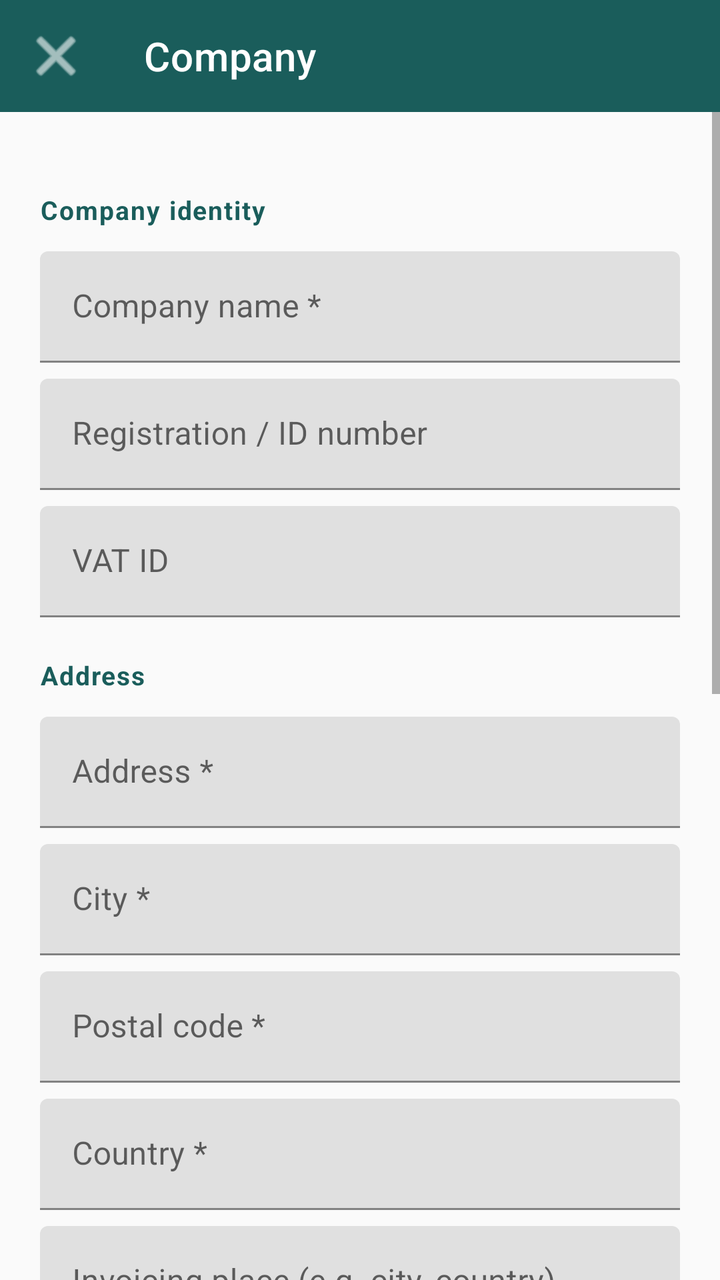
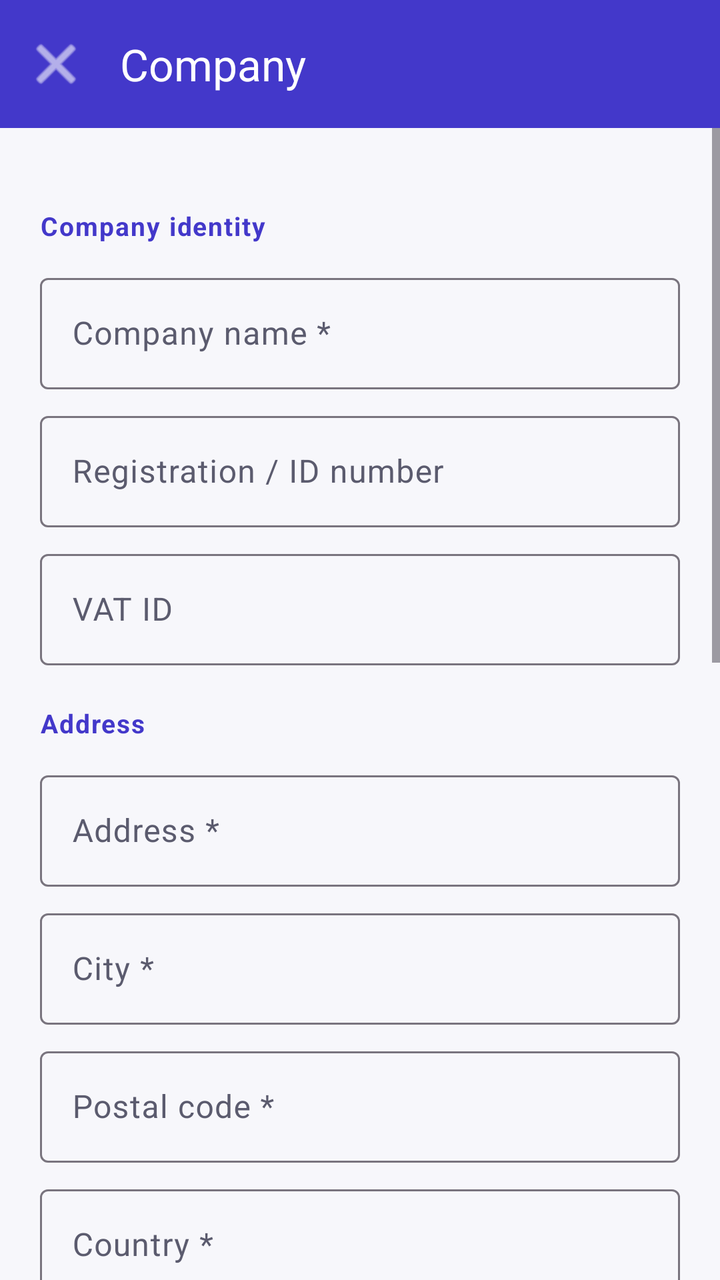

The first picture is an Android layout as it rendered before a commit; the second is the same layout after the commit. The layout source and the unified diff follow.
<!-- AndroidManifest.xml: application theme Theme.InvoiSuite -->
<!-- res/layout/activity_company_form.xml -->
<?xml version="1.0" encoding="utf-8"?>
<LinearLayout xmlns:android="http://schemas.android.com/apk/res/android"
    xmlns:app="http://schemas.android.com/apk/res-auto"
    android:layout_width="match_parent"
    android:layout_height="match_parent"
    android:orientation="vertical">

    <com.google.android.material.appbar.MaterialToolbar
        android:id="@+id/toolbar"
        android:layout_width="match_parent"
        android:layout_height="?attr/actionBarSize"
        android:background="@color/primary"
        app:title="Company"
        app:titleTextColor="@color/on_primary"
        app:navigationIcon="@android:drawable/ic_menu_close_clear_cancel"
        app:navigationIconTint="@color/on_primary" />

    <ScrollView
        android:layout_width="match_parent"
        android:layout_height="match_parent">

        <LinearLayout
            android:layout_width="match_parent"
            android:layout_height="wrap_content"
            android:orientation="vertical"
            android:padding="20dp">

            <TextView style="@style/SectionLabel" android:text="Company identity" />

            <com.google.android.material.textfield.TextInputLayout style="@style/FormField" android:hint="Company name *">
                <com.google.android.material.textfield.TextInputEditText android:id="@+id/nameInput" style="@style/FormInput" />
            </com.google.android.material.textfield.TextInputLayout>

            <com.google.android.material.textfield.TextInputLayout style="@style/FormField" android:hint="Registration / ID number">
                <com.google.android.material.textfield.TextInputEditText android:id="@+id/registrationNumberInput" style="@style/FormInput" />
            </com.google.android.material.textfield.TextInputLayout>

            <com.google.android.material.textfield.TextInputLayout style="@style/FormField" android:hint="VAT ID">
                <com.google.android.material.textfield.TextInputEditText android:id="@+id/vatIdInput" style="@style/FormInput" />
            </com.google.android.material.textfield.TextInputLayout>

            <TextView style="@style/SectionLabel" android:text="Address" />

            <com.google.android.material.textfield.TextInputLayout style="@style/FormField" android:hint="Address *">
                <com.google.android.material.textfield.TextInputEditText android:id="@+id/addressLineInput" style="@style/FormInput" />
            </com.google.android.material.textfield.TextInputLayout>

            <com.google.android.material.textfield.TextInputLayout style="@style/FormField" android:hint="City *">
                <com.google.android.material.textfield.TextInputEditText android:id="@+id/cityInput" style="@style/FormInput" />
            </com.google.android.material.textfield.TextInputLayout>

            <com.google.android.material.textfield.TextInputLayout style="@style/FormField" android:hint="Postal code *">
                <com.google.android.material.textfield.TextInputEditText android:id="@+id/postalCodeInput" style="@style/FormInput" />
            </com.google.android.material.textfield.TextInputLayout>

            <com.google.android.material.textfield.TextInputLayout style="@style/FormField" android:hint="Country *">
                <com.google.android.material.textfield.TextInputEditText android:id="@+id/countryInput" style="@style/FormInput" />
            </com.google.android.material.textfield.TextInputLayout>

            <com.google.android.material.textfield.TextInputLayout style="@style/FormField" android:hint="Invoicing place (e.g. city, country)">
                <com.google.android.material.textfield.TextInputEditText android:id="@+id/invoicingPlaceInput" style="@style/FormInput" />
            </com.google.android.material.textfield.TextInputLayout>

            <TextView style="@style/SectionLabel" android:text="Banking" />

            <com.google.android.material.textfield.TextInputLayout style="@style/FormField" android:hint="Bank name">
                <com.google.android.material.textfield.TextInputEditText android:id="@+id/bankNameInput" style="@style/FormInput" />
            </com.google.android.material.textfield.TextInputLayout>

            <com.google.android.material.textfield.TextInputLayout style="@style/FormField" android:hint="IBAN">
                <com.google.android.material.textfield.TextInputEditText android:id="@+id/ibanInput" style="@style/FormInput" />
            </com.google.android.material.textfield.TextInputLayout>

            <com.google.android.material.textfield.TextInputLayout style="@style/FormField" android:hint="BIC / SWIFT">
                <com.google.android.material.textfield.TextInputEditText android:id="@+id/bicInput" style="@style/FormInput" />
            </com.google.android.material.textfield.TextInputLayout>

            <TextView style="@style/SectionLabel" android:text="Invoicing defaults" />

            <TextView
                android:layout_width="match_parent"
                android:layout_height="wrap_content"
                android:text="Default currency"
                android:textColor="@color/text_secondary"
                android:layout_marginTop="8dp" />
            <Spinner
                android:id="@+id/currencySpinner"
                android:layout_width="match_parent"
                android:layout_height="wrap_content" />

            <com.google.android.material.textfield.TextInputLayout style="@style/FormField" android:hint="Default VAT % (0 if exempt)">
                <com.google.android.material.textfield.TextInputEditText
                    android:id="@+id/vatPercentInput"
                    style="@style/FormInput"
                    android:inputType="numberDecimal" />
            </com.google.android.material.textfield.TextInputLayout>

            <com.google.android.material.textfield.TextInputLayout style="@style/FormField" android:hint="VAT exemption note (shown on invoice when VAT = 0)">
                <com.google.android.material.textfield.TextInputEditText
                    android:id="@+id/vatExemptTextInput"
                    style="@style/FormInput"
                    android:inputType="textMultiLine"
                    android:minLines="2" />
            </com.google.android.material.textfield.TextInputLayout>

            <ProgressBar
                android:id="@+id/progressBar"
                android:layout_width="wrap_content"
                android:layout_height="wrap_content"
                android:layout_gravity="center_horizontal"
                android:layout_marginTop="16dp"
                android:visibility="gone" />

            <com.google.android.material.button.MaterialButton
                android:id="@+id/saveButton"
                android:layout_width="match_parent"
                android:layout_height="wrap_content"
                android:layout_marginTop="20dp"
                android:text="Save company" />

            <com.google.android.material.button.MaterialButton
                android:id="@+id/deleteButton"
                style="@style/Widget.MaterialComponents.Button.TextButton"
                android:layout_width="match_parent"
                android:layout_height="wrap_content"
                android:layout_marginTop="4dp"
                android:layout_marginBottom="24dp"
                android:text="Delete company"
                android:textColor="@color/error"
                android:visibility="gone" />

        </LinearLayout>
    </ScrollView>
</LinearLayout>
<!-- resources referenced by this layout -->
<resources>
  <color name="error">#B3261E</color>
  <color name="on_primary">#FFFFFF</color>
  <color name="primary">#1A5D5B</color>
  <color name="text_secondary">#6B6B6B</color>
  <style name="FormField">
          <item name="android:layout_width">match_parent</item>
          <item name="android:layout_height">wrap_content</item>
          <item name="android:layout_marginTop">8dp</item>
      </style>
  <style name="FormInput">
          <item name="android:layout_width">match_parent</item>
          <item name="android:layout_height">wrap_content</item>
      </style>
  <style name="SectionLabel">
          <item name="android:layout_width">match_parent</item>
          <item name="android:layout_height">wrap_content</item>
          <item name="android:layout_marginTop">20dp</item>
          <item name="android:layout_marginBottom">4dp</item>
          <item name="android:textStyle">bold</item>
          <item name="android:textSize">13sp</item>
          <item name="android:textColor">@color/primary</item>
          <item name="android:letterSpacing">0.05</item>
      </style>
  <style name="Theme.InvoiSuite" parent="Theme.MaterialComponents.DayNight.NoActionBar">
          <item name="colorPrimary">@color/primary</item>
          <item name="colorPrimaryDark">@color/primary_dark</item>
          <item name="colorAccent">@color/accent</item>
          <item name="android:windowBackground">@color/background</item>
          <item name="colorSurface">@color/surface</item>
          <item name="colorOnPrimary">@color/on_primary</item>
      </style>
  <color name="primary_dark">#0F3E3C</color>
  <color name="accent">#E8A33D</color>
  <color name="background">#FAFAFA</color>
  <color name="surface">#FFFFFF</color>
</resources>

<!-- the commit's change to res/layout/activity_company_form.xml (unified diff, before → after) -->
@@ -120,7 +120,7 @@
 
             <com.google.android.material.button.MaterialButton
                 android:id="@+id/deleteButton"
-                style="@style/Widget.MaterialComponents.Button.TextButton"
+                style="@style/Widget.Material3.Button.TextButton"
                 android:layout_width="match_parent"
                 android:layout_height="wrap_content"
                 android:layout_marginTop="4dp"
<!-- resource entries referenced after the edit -->
@@ -2,8 +2,8 @@
 <resources>
   <color name="error">#B3261E</color>
   <color name="on_primary">#FFFFFF</color>
-  <color name="primary">#1A5D5B</color>
-  <color name="text_secondary">#6B6B6B</color>
+  <color name="primary">#4338CA</color>
+  <color name="text_secondary">#5B5B6E</color>
   <style name="FormField">
           <item name="android:layout_width">match_parent</item>
           <item name="android:layout_height">wrap_content</item>
@@ -23,17 +23,31 @@
           <item name="android:textColor">@color/primary</item>
           <item name="android:letterSpacing">0.05</item>
       </style>
-  <style name="Theme.InvoiSuite" parent="Theme.MaterialComponents.DayNight.NoActionBar">
+  <style name="Theme.InvoiSuite" parent="Theme.Material3.Light.NoActionBar">
           <item name="colorPrimary">@color/primary</item>
-          <item name="colorPrimaryDark">@color/primary_dark</item>
-          <item name="colorAccent">@color/accent</item>
+          <item name="colorOnPrimary">@color/on_primary</item>
+          <item name="colorPrimaryContainer">@color/primary_container</item>
+          <item name="colorOnPrimaryContainer">@color/on_primary_container</item>
+  
+          <item name="colorSecondary">@color/accent</item>
+          <item name="colorOnSecondary">@color/on_accent</item>
+  
+          <item name="colorSurface">@color/surface</item>
+          <item name="colorOnSurface">@color/on_surface</item>
+          <item name="colorSurfaceVariant">@color/background</item>
+          <item name="colorOnSurfaceVariant">@color/on_surface_variant</item>
+  
+          <item name="android:colorBackground">@color/background</item>
           <item name="android:windowBackground">@color/background</item>
-          <item name="colorSurface">@color/surface</item>
-          <item name="colorOnPrimary">@color/on_primary</item>
+          <item name="android:forceDarkAllowed" tools:targetApi="q">false</item>
       </style>
-  <color name="primary_dark">#0F3E3C</color>
+  <color name="primary_container">#EEF2FF</color>
+  <color name="on_primary_container">#312496</color>
   <color name="accent">#E8A33D</color>
-  <color name="background">#FAFAFA</color>
+  <color name="on_accent">#1A1A1A</color>
+  <color name="background">#F7F7FB</color>
+  <color name="on_surface_variant">#5B5B6E</color>
   <color name="surface">#FFFFFF</color>
+  <color name="on_surface">#1A1A2C</color>
 </resources>
 
